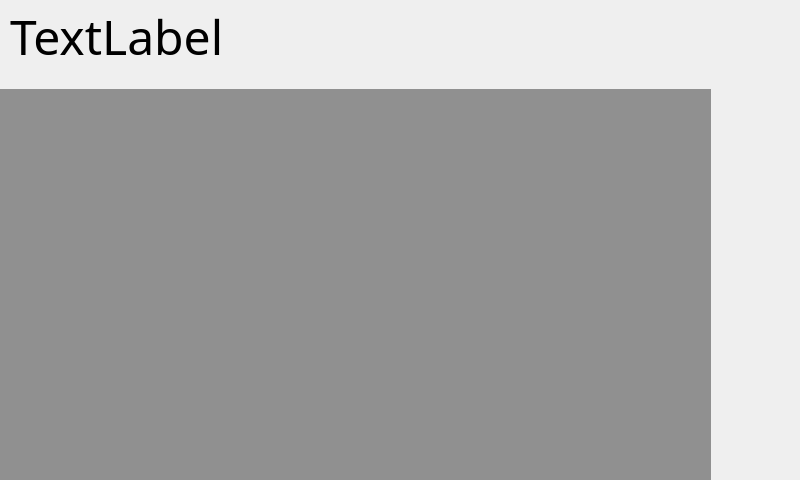
Qt form app/app.ui (Secozzi/Gymnasiearbete) before a commit.
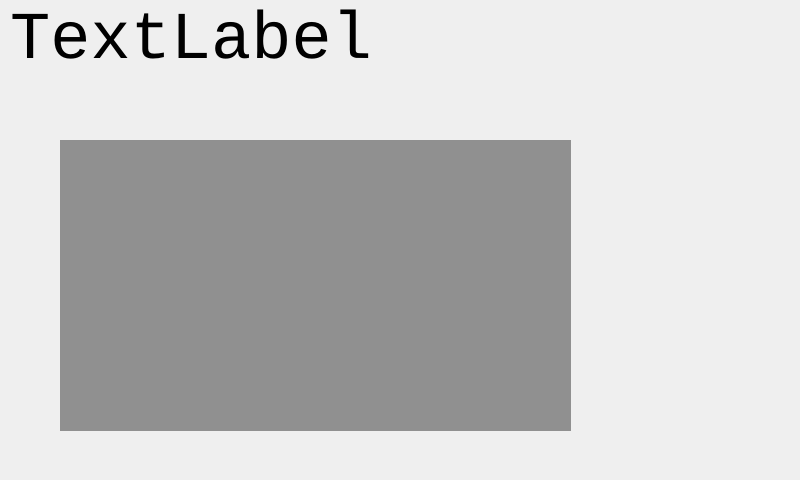
The same form after that commit.

```diff
--- a/app/app.ui
+++ b/app/app.ui
@@ -19,14 +19,14 @@
      <rect>
       <x>10</x>
       <y>0</y>
-      <width>651</width>
-      <height>72</height>
+      <width>611</width>
+      <height>81</height>
      </rect>
     </property>
     <property name="font">
      <font>
-      <family>Cascadia Code Light</family>
-      <pointsize>36</pointsize>
+      <family>Consolas</family>
+      <pointsize>50</pointsize>
      </font>
     </property>
     <property name="text">
@@ -36,10 +36,10 @@
    <widget class="QStackedWidget" name="stackedWidget">
     <property name="geometry">
      <rect>
-      <x>0</x>
-      <y>89</y>
-      <width>711</width>
-      <height>391</height>
+      <x>60</x>
+      <y>140</y>
+      <width>511</width>
+      <height>291</height>
      </rect>
     </property>
     <property name="styleSheet">
```
